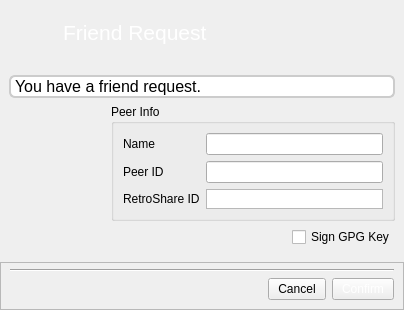
Old version of the form retroshare-gui/src/gui/connect/FriendRequest.ui in the repository RetroShare/RetroShare.
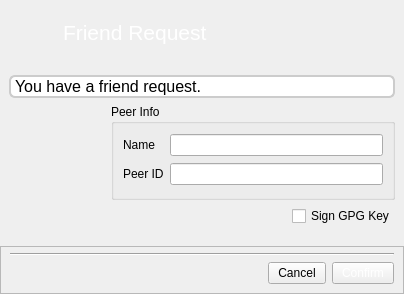
New version of the form. Icons and pictures are not drawn. Custom widgets are drawn as their Qt base class.

Commit message: Removed not needed field in FriendRequest Dialog

Patch:
```diff
--- a/retroshare-gui/src/gui/connect/FriendRequest.ui
+++ b/retroshare-gui/src/gui/connect/FriendRequest.ui
@@ -7,7 +7,7 @@
     <x>0</x>
     <y>0</y>
     <width>404</width>
-    <height>303</height>
+    <height>294</height>
    </rect>
   </property>
   <property name="windowTitle">
@@ -150,41 +150,6 @@
            </property>
           </widget>
          </item>
-         <item row="3" column="0">
-          <widget class="QLabel" name="label_rsid">
-           <property name="text">
-            <string>RetroShare ID</string>
-           </property>
-          </widget>
-         </item>
-         <item row="3" column="1">
-          <widget class="LinkTextBrowser" name="rsid">
-           <property name="enabled">
-            <bool>true</bool>
-           </property>
-           <property name="sizePolicy">
-            <sizepolicy hsizetype="Expanding" vsizetype="Fixed">
-             <horstretch>0</horstretch>
-             <verstretch>0</verstretch>
-            </sizepolicy>
-           </property>
-           <property name="maximumSize">
-            <size>
-             <width>16777215</width>
-             <height>20</height>
-            </size>
-           </property>
-           <property name="verticalScrollBarPolicy">
-            <enum>Qt::ScrollBarAlwaysOff</enum>
-           </property>
-           <property name="horizontalScrollBarPolicy">
-            <enum>Qt::ScrollBarAlwaysOff</enum>
-           </property>
-           <property name="readOnly">
-            <bool>true</bool>
-           </property>
-          </widget>
-         </item>
         </layout>
        </widget>
       </item>
@@ -356,11 +321,6 @@
    <header>gui/common/AvatarWidget.h</header>
    <container>1</container>
   </customwidget>
-  <customwidget>
-   <class>LinkTextBrowser</class>
-   <extends>QTextBrowser</extends>
-   <header>gui/common/LinkTextBrowser.h</header>
-  </customwidget>
  </customwidgets>
  <resources>
   <include location="../images.qrc"/>
```
Left out of the diff: 1 changed line with no effect on the pictures. The commit also changes 1 other file.
